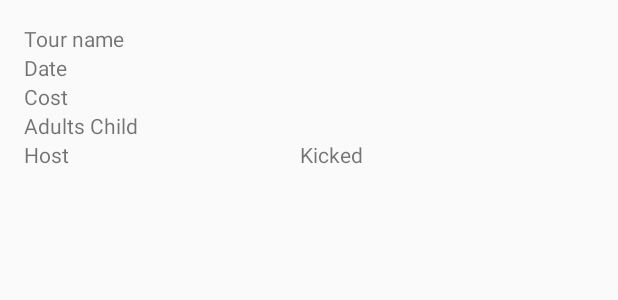
After one commit to long9ka/travel-app, an Android app: the layout history_adapter.xml on its own in the app's theme, with its tools: preview values and no code run, on a phone screen of 412 x 824 dp. The commit adds this screen. Shown: the top 300 px of the screen. Run offline under Robolectric (Android 15) with nearby library versions, the phone set to English and light mode, and no system bars.

Commit message:
adapter history

```diff
--- a/app/src/main/java/com/example/travelapp/api/model/request/ResHistoryTourUser.java
+++ b/app/src/main/java/com/example/travelapp/api/model/response/ResHistoryTourUser.java
@@ -1,5 +1,6 @@
-package com.example.travelapp.api.model.request;
+package com.example.travelapp.api.model.response;
 
+import com.example.travelapp.api.model.request.Tour;
 import com.google.gson.annotations.Expose;
 import com.google.gson.annotations.SerializedName;
 
--- a/app/src/main/java/com/example/travelapp/api/service/UserService.java
+++ b/app/src/main/java/com/example/travelapp/api/service/UserService.java
@@ -8,7 +8,7 @@ import com.example.travelapp.api.model.request.ReqRegister;
 import com.example.travelapp.api.model.request.ReqSetStopPoints;
 import com.example.travelapp.api.model.request.ReqSuggestStopPoint;
 import com.example.travelapp.api.model.request.ReqVerifyOtpRecovery;
-import com.example.travelapp.api.model.request.ResHistoryTourUser;
+import com.example.travelapp.api.model.response.ResHistoryTourUser;
 import com.example.travelapp.api.model.response.ResCreateTour;
 import com.example.travelapp.api.model.response.ResFacebookLogin;
 import com.example.travelapp.api.model.response.ResListTour;
--- a/app/src/main/java/com/example/travelapp/ui/home/HomeFragment.java
+++ b/app/src/main/java/com/example/travelapp/ui/home/HomeFragment.java
@@ -43,6 +43,7 @@ public class HomeFragment extends Fragment {
                         Toast.makeText(getContext(), jsonObject.get("message").toString(), Toast.LENGTH_LONG).show();
                     } catch (JSONException | IOException e) {
                         e.printStackTrace();
+
                     }
                 }
             }
--- /dev/null
+++ b/app/src/main/res/layout/history_adapter.xml
@@ -0,0 +1,53 @@
+<?xml version="1.0" encoding="utf-8"?>
+<LinearLayout
+    xmlns:android="http://schemas.android.com/apk/res/android"
+    android:orientation="vertical"
+    android:layout_margin="16dp"
+    android:layout_width="match_parent"
+    android:layout_height="match_parent">
+
+    <TextView
+        android:id="@+id/tour_name"
+        android:text="Tour name"
+        android:layout_width="match_parent"
+        android:layout_height="wrap_content" />
+
+    <TextView
+        android:id="@+id/date"
+        android:text="Date"
+        android:layout_width="match_parent"
+        android:layout_height="wrap_content" />
+
+    <TextView
+        android:id="@+id/cost"
+        android:text="Cost"
+        android:layout_width="match_parent"
+        android:layout_height="wrap_content" />
+
+    <TextView
+        android:id="@+id/people"
+        android:text="Adults Child"
+        android:layout_width="match_parent"
+        android:layout_height="wrap_content" />
+
+    <LinearLayout
+        android:layout_width="match_parent"
+        android:layout_height="wrap_content">
+
+        <TextView
+            android:id="@+id/is_host"
+            android:layout_weight="1"
+            android:text="Host"
+            android:layout_width="wrap_content"
+            android:layout_height="wrap_content" />
+
+        <TextView
+            android:id="@+id/is_kicked"
+            android:layout_weight="1"
+            android:text="Kicked"
+            android:layout_width="wrap_content"
+            android:layout_height="wrap_content" />
+
+    </LinearLayout>
+
+</LinearLayout>
```
Also changed, not shown: app/src/main/java/com/example/travelapp/ui/history/HistoryAdapter.java (+63 -2 lines), app/src/main/java/com/example/travelapp/ui/history/HistoryFragment.java (+19 -11 lines), app/src/main/java/com/example/travelapp/ui/home/CustomAdapter.java (+8 -21 lines).
